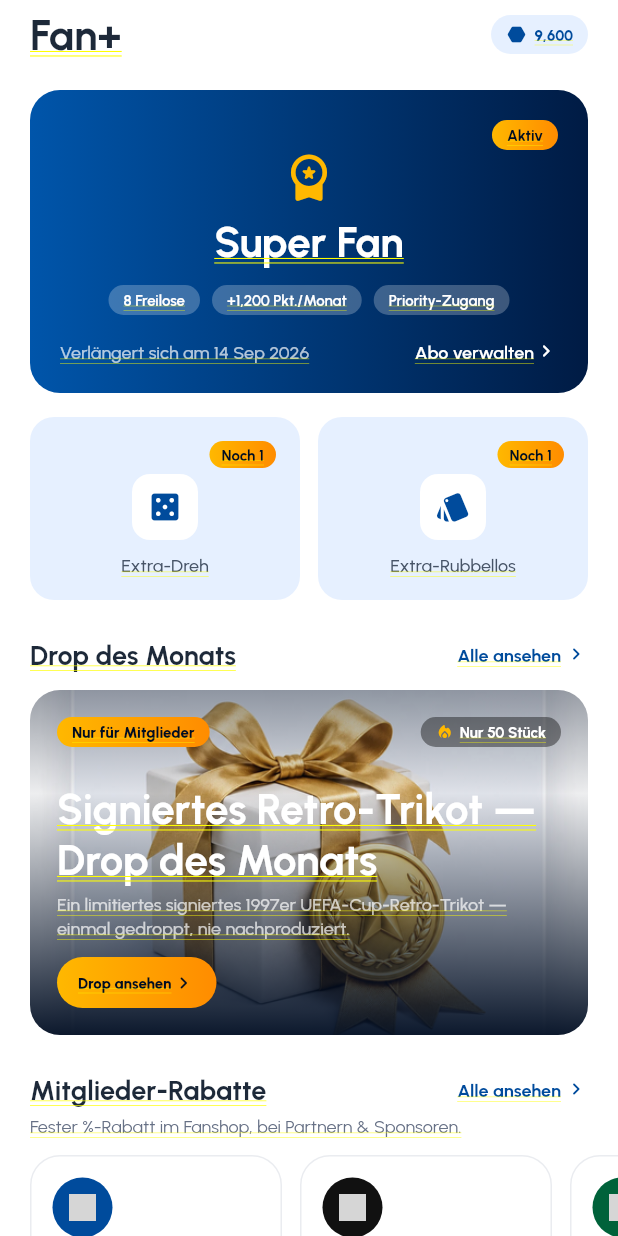
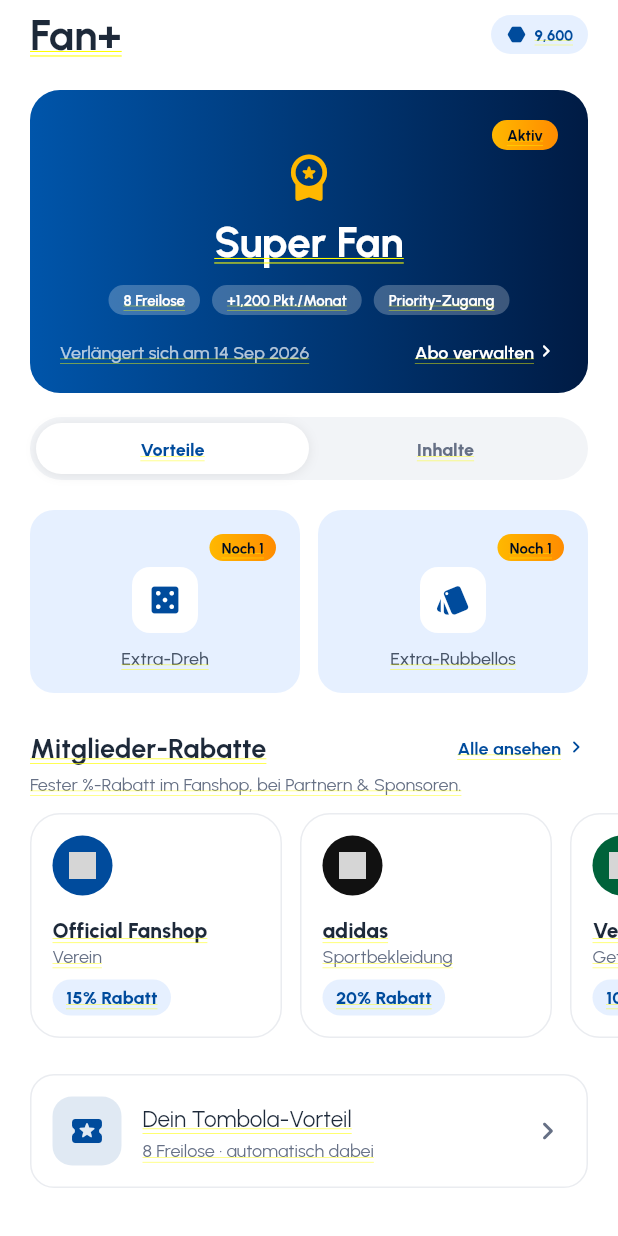
Before and after one commit to COREVIONLABS/EMBAapp-native, a Flutter app: the FanPlusScreen screen opened directly, on a phone screen of 412 x 824 dp. Run offline on Flutter 3.47's test engine with Material 3 defaults, Android fonts, the phone set to English and light mode, and no system bars; our stand-ins replace flutter_svg; grey boxes are pictures that could not be loaded.

Commit message:
Fan+ toggles: Perks/Content (member) + tier & billing switches (pitch)
Three switch controls, all in the voucher-toggle style:
- Member lounge: a "Vorteile / Inhalte" segmented control groups the long
  page into perks (extra games, member discounts, tombola) vs content
  (monthly drop, member clips).
- Pitch (non-member): a "Fan Member / Super Fan" tier switch and a
  "Monatlich / Jährlich" billing switch (yearly = 2 months free). The
  value grid, pays-for-itself line, benefit list, price caption and the
  trial CTA all update to the selected tier & period, with checkout
  routed to that exact plan.
Plus a German string for the priority-tickets benefit line.

Co-Authored-By: Claude Opus 4.8 <noreply@anthropic.com>
Claude-Session: https://claude.ai/code/session_0138H2TPm9wvb2D54WvCY8tL

```diff
--- a/lib/l10n/strings.dart
+++ b/lib/l10n/strings.dart
@@ -1844,6 +1844,10 @@ const Map<String, String> _de = {
   'Play along and win real experiences.': 'Spiel mit und gewinn echte Erlebnisse.',
   '€ value': '€ Wert',
   'Ended': 'Beendet',
+  'Priority ticket access to top matches (48–72h)': 'Vorrang-Zugang zu Top-Spielen (48–72 Std)',
+  'Yearly': 'Jährlich',
+  'Save yearly': 'Jährlich sparen',
+  '1.5× points': '1,5× Punkte',
   'automatically entered': 'automatisch dabei',
   'Hide this ad?': 'Anzeige ausblenden?',
   'This sponsored placement will be hidden.': 'Diese gesponserte Anzeige wird ausgeblendet.',
--- a/lib/screens/fanplus_screen.dart
+++ b/lib/screens/fanplus_screen.dart
@@ -6,6 +6,7 @@ import '../widgets/tab_scaffold.dart';
 import '../widgets/skeleton.dart';
 import '../widgets/hub_widgets.dart';
 import 'subscription_screen.dart';
+import 'upgrade_plan_screen.dart';
 import 'manage_subscription_screen.dart';
 import 'fomo_drop_screen.dart';
 import 'exclusive_content_screen.dart';
@@ -33,6 +34,12 @@ class FanPlusScreen extends StatefulWidget {
 }
 
 class _FanPlusScreenState extends State<FanPlusScreen> {
+  // Member lounge: 0 = Vorteile (perks), 1 = Inhalte (content).
+  int _loungeTab = 0;
+  // Pitch: selected tier (0 Fan Member, 1 Super Fan) and billing period.
+  int _pitchTier = 1;
+  bool _annual = false;
+
   @override
   void initState() {
     super.initState();
@@ -41,6 +48,51 @@ class _FanPlusScreenState extends State<FanPlusScreen> {
   }
 
   void _push(BuildContext context, Widget s) => Navigator.of(context).push(MaterialPageRoute(builder: (_) => s));
+
+  // Reusable pill segmented control (matches the Redeem € / % toggle).
+  Widget _segment(List<String> labels, int selected, ValueChanged<int> onTap) {
+    return Container(
+      padding: const EdgeInsets.all(4),
+      decoration: BoxDecoration(color: AppColors.surfaceMinimal, borderRadius: BorderRadius.circular(999)),
+      child: Row(children: [
+        for (var i = 0; i < labels.length; i++)
+          Expanded(
+            child: Tappable(
+              onTap: () => onTap(i),
+              child: Container(
+                padding: const EdgeInsets.symmetric(vertical: 9),
+                alignment: Alignment.center,
+                decoration: BoxDecoration(
+                  color: i == selected ? AppColors.surface : Colors.transparent,
+                  borderRadius: BorderRadius.circular(999),
+                  boxShadow: i == selected ? const [BoxShadow(color: Color(0x14000000), blurRadius: 6, offset: Offset(0, 1))] : null,
+                ),
+                child: Text(labels[i], maxLines: 1, overflow: TextOverflow.ellipsis, style: AppText.body3.copyWith(color: i == selected ? AppColors.brandPrimary : AppColors.textLight, fontWeight: FontWeight.w800)),
+              ),
+            ),
+          ),
+      ]),
+    );
+  }
+
+  // Pitch pricing helpers (Fan Member €4.99 · Super Fan €9.99 · annual = 10×).
+  String get _pitchTierName => _pitchTier == 0 ? 'Fan Member' : 'Super Fan';
+  double get _monthly => _pitchTier == 0 ? 4.99 : 9.99;
+  String get _priceLabel => _annual ? '€${(_monthly * 10).toStringAsFixed(2)}' : '€${_monthly.toStringAsFixed(2)}';
+  String _period() => _annual ? tr('/ year') : tr('/ month');
+  List<String> get _pitchBenefits => _pitchTier == 0
+      ? const [
+          'Priority ticket access to top matches (48–72h)',
+          'Monthly exclusive FOMO drop',
+          'Exclusive content & locker-room clips',
+        ]
+      : const [
+          'Priority ticket access to top matches (48–72h)',
+          'Best seats first + matchday upgrades',
+          'Monthly exclusive FOMO drop',
+          'Exclusive content & locker-room clips',
+          'Branded Fan+ Pay card (from Season 2)',
+        ];
 
   // 2-column grid of member-content photo tiles.
   Widget _contentGrid(BuildContext context) {
@@ -106,8 +158,10 @@ class _FanPlusScreenState extends State<FanPlusScreen> {
   }
 
   Widget _pitch(BuildContext context) {
-    final s = perksFor('Super Fan'); // showcase the hero tier's numbers
+    final tierName = _pitchTierName;
+    final s = perksFor(tierName);
     void toPlans() => Navigator.of(context).push(MaterialPageRoute(builder: (_) => const SubscriptionScreen()));
+    void toCheckout() => _push(context, UpgradePlanScreen(plan: tierName, price: _priceLabel, period: _period()));
     return TabScaffold(
       onRefresh: () => Future<void>.delayed(const Duration(milliseconds: 900)),
       skeleton: const HubSkeleton(),
@@ -132,18 +186,34 @@ class _FanPlusScreenState extends State<FanPlusScreen> {
           ),
         ),
         const SizedBox(height: 16),
-        // Concrete value grid (2×2) — clearly labelled as the Super Fan tier so
-        // the numbers can't be mistaken for what the €4.99 tier includes.
+        // ── Tier + billing toggles (compare inline, like the voucher switch) ──
         Padding(
           padding: const EdgeInsets.symmetric(horizontal: 20),
-          child: Align(alignment: Alignment.centerLeft, child: Text('${tr('Super Fan')} (€9.99) ${tr('includes')}:', style: AppText.label2)),
+          child: _segment([tr('Fan Member'), tr('Super Fan')], _pitchTier, (i) => setState(() => _pitchTier = i)),
+        ),
+        const SizedBox(height: 10),
+        Padding(
+          padding: const EdgeInsets.symmetric(horizontal: 20),
+          child: Row(children: [
+            Expanded(child: _segment([tr('Monthly'), tr('Yearly')], _annual ? 1 : 0, (i) => setState(() => _annual = i == 1))),
+            const SizedBox(width: 10),
+            _annual
+                ? Pill(color: AppColors.successBg, child: Text(tr('2 months free'), style: AppText.caption1.copyWith(color: AppColors.success, fontWeight: FontWeight.w800)))
+                : Pill(color: AppColors.surfaceMinimal, child: Text(tr('Save yearly'), style: AppText.caption1.copyWith(color: AppColors.textLight, fontWeight: FontWeight.w700))),
+          ]),
+        ),
+        const SizedBox(height: 18),
+        // Concrete value grid (2×2) — reflects the selected tier & billing.
+        Padding(
+          padding: const EdgeInsets.symmetric(horizontal: 20),
+          child: Align(alignment: Alignment.centerLeft, child: Text('${tr(tierName)} ($_priceLabel ${_period()}) ${tr('includes')}:', style: AppText.label2)),
         ),
         const SizedBox(height: 10),
         Padding(
           padding: const EdgeInsets.symmetric(horizontal: 20),
           child: Column(children: [
             Row(children: [
-              Expanded(child: _ValueTile(icon: Icons.bolt_rounded, color: AppColors.brandPrimary, title: tr('Double points'), sub: tr('on every purchase'))),
+              Expanded(child: _ValueTile(icon: Icons.bolt_rounded, color: AppColors.brandPrimary, title: _pitchTier == 1 ? tr('Double points') : tr('1.5× points'), sub: tr('on every purchase'))),
               const SizedBox(width: 12),
               Expanded(child: _ValueTile(icon: Icons.local_activity_rounded, color: AppColors.brandPrimary, title: '${s.freeLots} ${tr('free lots')}', sub: tr('every month'))),
             ]),
@@ -164,7 +234,7 @@ class _FanPlusScreenState extends State<FanPlusScreen> {
             child: Row(children: [
               const Icon(Icons.savings_rounded, color: AppColors.success),
               const SizedBox(width: 12),
-              Expanded(child: Text('${tr('Super Fan')}: +${FanModel.fmtPublic(s.monthlyPoints)} ${tr('pts')} (${tr('≈')} ${FanModel.euroValue(s.monthlyPoints)} ${tr('in rewards')}) + ${s.freeLots} ${tr('free lots')} — ${tr('for €9.99 / month.')}',
+              Expanded(child: Text('${tr(tierName)}: +${FanModel.fmtPublic(s.monthlyPoints)} ${tr('pts')} (${tr('≈')} ${FanModel.euroValue(s.monthlyPoints)} ${tr('in rewards')}) + ${s.freeLots} ${tr('free lots')} — $_priceLabel ${_period()}.',
                   style: AppText.body2.copyWith(color: AppColors.textDarker, fontWeight: FontWeight.w600))),
             ]),
           ),
@@ -173,13 +243,7 @@ class _FanPlusScreenState extends State<FanPlusScreen> {
         // Everything you get
         Padding(padding: const EdgeInsets.symmetric(horizontal: 20), child: Align(alignment: Alignment.centerLeft, child: Text(tr('Everything you get'), style: AppText.label1))),
         const SizedBox(height: 12),
-        for (final t in const [
-          'Priority ticket access to top matches (48–72h)',
-          'Best seats first + matchday upgrades',
-          'Monthly exclusive FOMO drop',
-          'Exclusive content & locker-room clips',
-          'Branded Fan+ Pay card (from Season 2)',
-        ])
+        for (final t in _pitchBenefits)
           Padding(
             padding: const EdgeInsets.fromLTRB(20, 0, 20, 12),
             child: Row(children: [
@@ -192,12 +256,12 @@ class _FanPlusScreenState extends State<FanPlusScreen> {
         // Trial CTA
         Padding(
           padding: const EdgeInsets.symmetric(horizontal: 20),
-          child: PrimaryButton(tr('Start 7-day free trial'), onTap: toPlans),
+          child: PrimaryButton(tr('Start 7-day free trial'), onTap: toCheckout),
         ),
         const SizedBox(height: 8),
         Padding(
           padding: const EdgeInsets.symmetric(horizontal: 20),
-          child: Center(child: Text(tr('Then from €4.99 / month · auto-renews · cancel anytime'), style: AppText.caption1.copyWith(color: AppColors.textLight))),
+          child: Center(child: Text('${tr('7 days free, then')} $_priceLabel ${_period()} · ${tr('cancel anytime')}', style: AppText.caption1.copyWith(color: AppColors.textLight))),
         ),
         const SizedBox(height: 6),
         Padding(
@@ -263,6 +327,13 @@ class _FanPlusScreenState extends State<FanPlusScreen> {
           ),
         ),
         const SizedBox(height: 16),
+        // ── Vorteile / Inhalte toggle (same pattern as the voucher switch) ──
+        Padding(
+          padding: const EdgeInsets.symmetric(horizontal: 20),
+          child: _segment([tr('Perks'), tr('Content')], _loungeTab, (i) => setState(() => _loungeTab = i)),
+        ),
+        const SizedBox(height: 20),
+        if (_loungeTab == 0) ...[
         // Unlocked perks
         Padding(
           padding: const EdgeInsets.symmetric(horizontal: 20),
@@ -273,6 +344,8 @@ class _FanPlusScreenState extends State<FanPlusScreen> {
           ]),
         ),
         const SizedBox(height: 24),
+        ],
+        if (_loungeTab == 1) ...[
         // The one real monthly drop (Super Fan exclusive)
         Padding(
           padding: const EdgeInsets.symmetric(horizontal: 20),
@@ -333,6 +406,8 @@ class _FanPlusScreenState extends State<FanPlusScreen> {
           ),
         ),
         const SizedBox(height: 24),
+        ],
+        if (_loungeTab == 0) ...[
         // Member discounts — fixed % vouchers at club partners & sponsors
         Padding(
           padding: const EdgeInsets.symmetric(horizontal: 20),
@@ -358,6 +433,8 @@ class _FanPlusScreenState extends State<FanPlusScreen> {
           ),
         ),
         const SizedBox(height: 24),
+        ],
+        if (_loungeTab == 1) ...[
         // Member content — real photo tiles (matches Redeem / Prizes)
         Padding(
           padding: const EdgeInsets.symmetric(horizontal: 20),
@@ -369,6 +446,8 @@ class _FanPlusScreenState extends State<FanPlusScreen> {
           child: _contentGrid(context),
         ),
         const SizedBox(height: 24),
+        ],
+        if (_loungeTab == 0) ...[
         // Tombola perk — compact link (the numbers already live on the
         // membership card, so this stays a lean shortcut, not a repeat).
         Padding(
@@ -381,6 +460,7 @@ class _FanPlusScreenState extends State<FanPlusScreen> {
             onTap: () => _push(context, const RafflesScreen()),
           ),
         ),
+        ],
       ],
     );
   }
```
